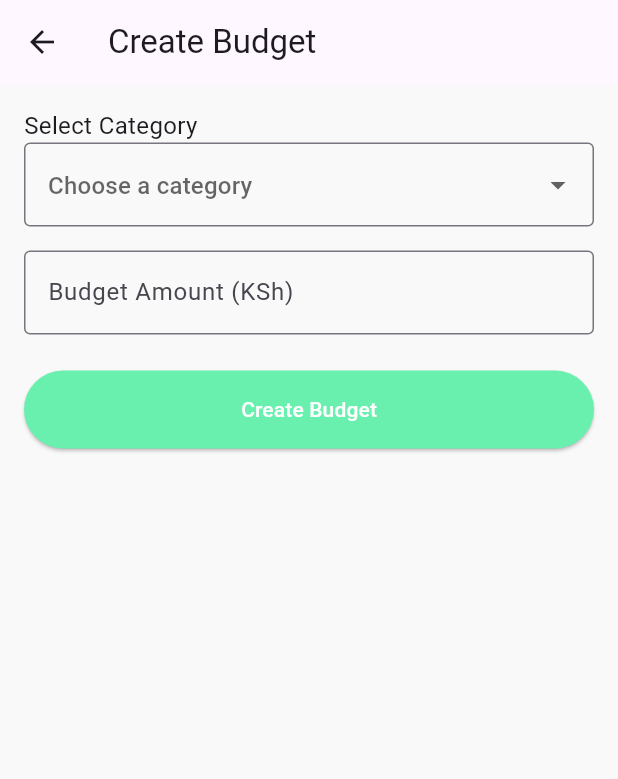
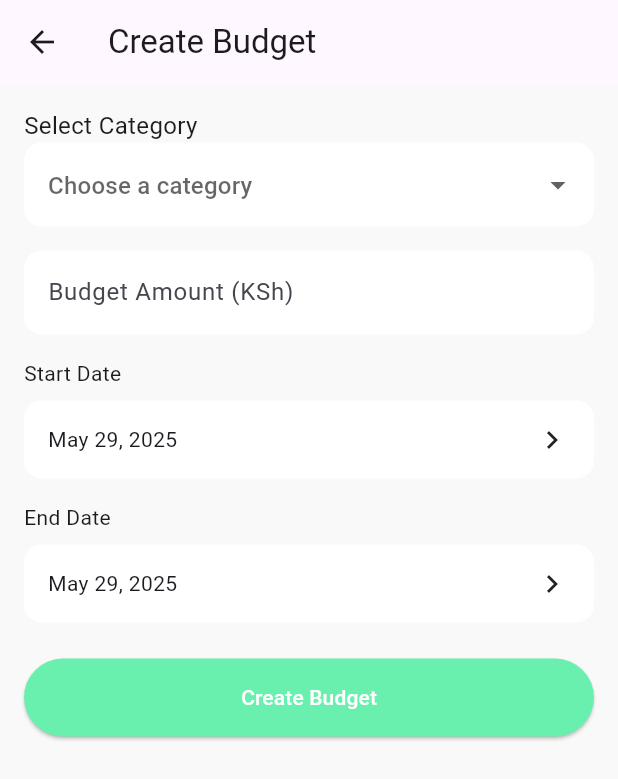
Before and after one commit to ClarenceLaria/my_pesa_mate, a Flutter app: the CreateBudgetScreen screen opened directly, on a phone screen of 412 x 824 dp. Shown: the top 779 px of the screen. Run offline on Flutter 3.47's test engine with Material 3 defaults, Android fonts, the phone set to English and light mode, and no system bars; our stand-ins replace fl_chart, flutter_secure_storage, local_auth; missing offline and left inert: face_camera; accounts and stored records are empty; Roboto replaces fonts that are missing (SFPro).

Commit message:
create budget updates

```diff
--- a/lib/screens/create_budget_screen.dart
+++ b/lib/screens/create_budget_screen.dart
@@ -1,3 +1,4 @@
+import 'package:intl/intl.dart';
 import 'package:flutter/material.dart';
 
 class CreateBudgetScreen extends StatefulWidget {
@@ -9,11 +10,18 @@ class CreateBudgetScreen extends StatefulWidget {
 
 class _CreateBudgetScreenState extends State<CreateBudgetScreen> {
   final _formKey = GlobalKey<FormState>();
+  DateTime selectedDate = DateTime.now();
 
   final TextEditingController _amountController = TextEditingController();
 
   String? _selectedCategory;
-  final List<String> _categories = ['Food', 'Transport', 'Entertainment', 'Health', 'Utilities'];
+  final List<String> _categories = [
+    'Food',
+    'Transport',
+    'Entertainment',
+    'Health',
+    'Utilities'
+  ];
 
   void _submitBudget() {
     if (_formKey.currentState!.validate()) {
@@ -22,13 +30,29 @@ class _CreateBudgetScreenState extends State<CreateBudgetScreen> {
 
       // Save logic here (e.g., send to database, state management, etc.)
       ScaffoldMessenger.of(context).showSnackBar(
-        SnackBar(content: Text('Budget for $category created: ₦${amount.toStringAsFixed(2)}')),
+        SnackBar(
+            content: Text(
+                'Budget for $category created: ₦${amount.toStringAsFixed(2)}')),
       );
 
       // Clear fields
       _amountController.clear();
       setState(() {
         _selectedCategory = null;
+      });
+    }
+  }
+
+  Future<void> _pickDate() async {
+    DateTime? date = await showDatePicker(
+      context: context,
+      initialDate: selectedDate,
+      firstDate: DateTime(2000),
+      lastDate: DateTime(2100),
+    );
+    if (date != null) {
+      setState(() {
+        selectedDate = date;
       });
     }
   }
@@ -48,29 +72,58 @@ class _CreateBudgetScreenState extends State<CreateBudgetScreen> {
               DropdownButtonFormField<String>(
                 value: _selectedCategory,
                 items: _categories
-                    .map((cat) => DropdownMenuItem(value: cat, child: Text(cat)))
+                    .map(
+                        (cat) => DropdownMenuItem(value: cat, child: Text(cat)))
                     .toList(),
                 onChanged: (value) => setState(() => _selectedCategory = value),
-                decoration: const InputDecoration(
+                decoration: InputDecoration(
                   hintText: 'Choose a category',
-                  border: OutlineInputBorder(),
+                  border: OutlineInputBorder(
+                    borderRadius: BorderRadius.circular(12),
+                    borderSide: BorderSide.none,
+                  ),
+                  fillColor: Colors.white,
+                  filled: true,
                 ),
-                validator: (value) => value == null ? 'Please select a category' : null,
+                validator: (value) =>
+                    value == null ? 'Please select a category' : null,
               ),
               const SizedBox(height: 16),
               TextFormField(
                 controller: _amountController,
                 keyboardType: TextInputType.number,
-                decoration: const InputDecoration(
+                decoration: InputDecoration(
                   labelText: 'Budget Amount (KSh)',
-                  border: OutlineInputBorder(),
+                  border: OutlineInputBorder(
+                    borderRadius: BorderRadius.circular(12),
+                    borderSide: BorderSide.none,
+                  ),
+                  fillColor: Colors.white,
+                  filled: true,
                 ),
                 validator: (value) {
-                  if (value == null || value.isEmpty) return 'Please enter amount';
+                  if (value == null || value.isEmpty)
+                    return 'Please enter amount';
                   final n = num.tryParse(value);
                   if (n == null || n <= 0) return 'Enter a valid number';
                   return null;
                 },
+              ),
+              const SizedBox(
+                height: 16,
+              ),
+              const Text('Start Date'),
+              GestureDetector(
+                onTap: _pickDate,
+                child: _customField(DateFormat.yMMMMd().format(selectedDate)),
+              ),
+              const SizedBox(
+                height: 16,
+              ),
+              const Text('End Date'),
+              GestureDetector(
+                onTap: _pickDate,
+                child: _customField(DateFormat.yMMMMd().format(selectedDate)),
               ),
               const SizedBox(height: 24),
               SizedBox(
@@ -81,7 +134,10 @@ class _CreateBudgetScreenState extends State<CreateBudgetScreen> {
                     backgroundColor: Colors.greenAccent,
                     padding: const EdgeInsets.symmetric(vertical: 16),
                   ),
-                  child: const Text('Create Budget', style: TextStyle(color: Colors.white),),
+                  child: const Text(
+                    'Create Budget',
+                    style: TextStyle(color: Colors.white),
+                  ),
                 ),
               ),
             ],
@@ -90,4 +146,23 @@ class _CreateBudgetScreenState extends State<CreateBudgetScreen> {
       ),
     );
   }
+
+  Widget _customField(String value) {
+    return Container(
+      margin: const EdgeInsets.only(top: 8),
+      padding: const EdgeInsets.symmetric(horizontal: 16, vertical: 14),
+      decoration: BoxDecoration(
+        borderRadius: BorderRadius.circular(12),
+        color: Colors.white,
+      ),
+      width: double.infinity,
+      child: Row(
+        mainAxisAlignment: MainAxisAlignment.spaceBetween,
+        children: [
+          Text(value),
+          const Icon(Icons.chevron_right),
+        ],
+      ),
+    );
+  }
 }
```
Also changed, not shown: lib/apis/apis.dart (+32 -0 lines).
